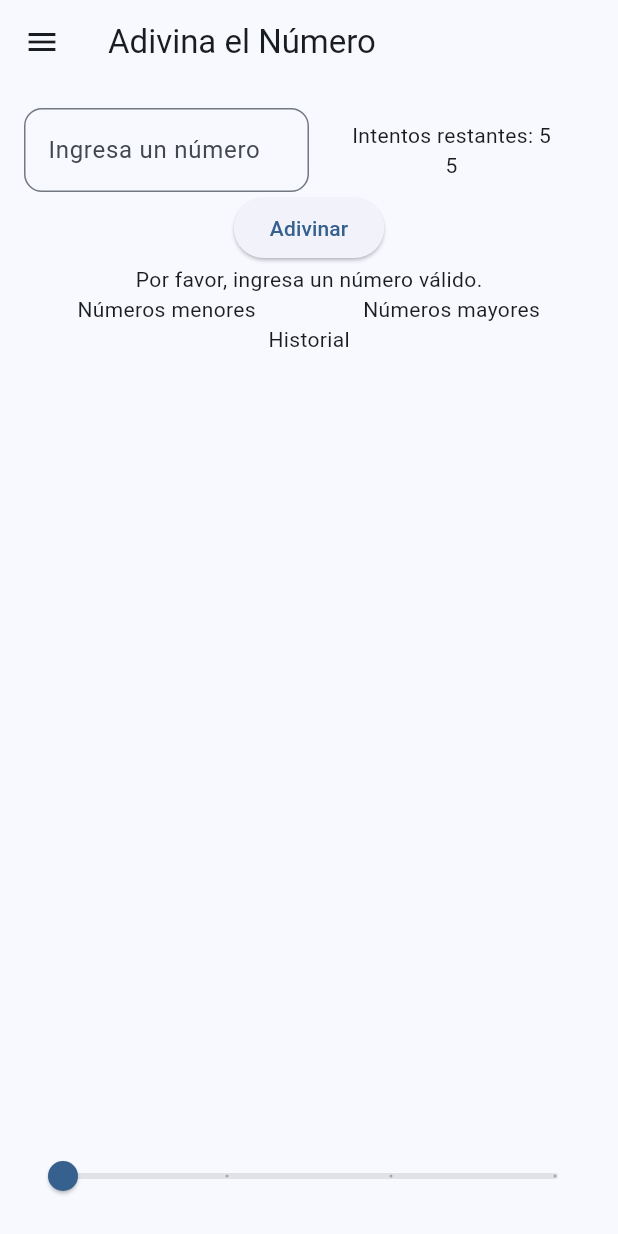
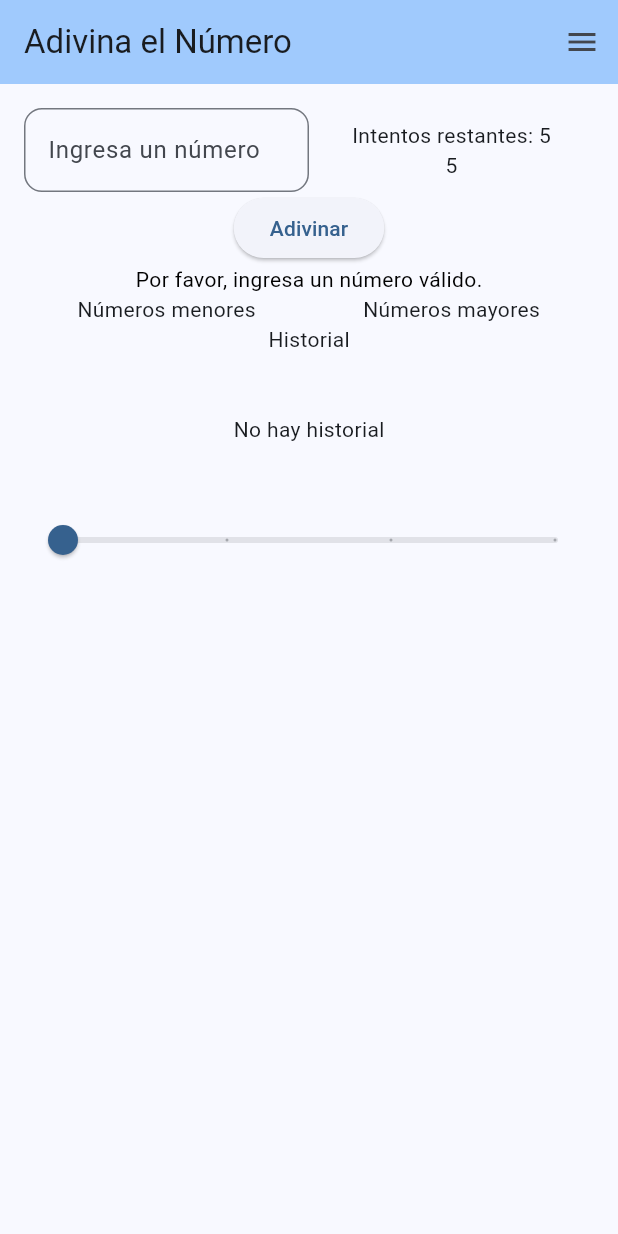
Before and after one commit to EmmanuelAVT9/GuessGameNumber, a Flutter app: the screen it shows after launch, after a tap on "Adivinar", on a phone screen of 412 x 824 dp. Run offline on Flutter 3.47's test engine with Material 3 defaults, Android fonts, the phone set to English and light mode, and no system bars.

```diff
--- a/lib/main.dart
+++ b/lib/main.dart
@@ -39,11 +39,17 @@ class _MyHomePageState extends State<MyHomePage> {
   late int _attemptsLeft;
   late int _maxNumber;
   late int _maxAttempts;
-  List<int> _history = [];
-  List<int> _greaterNumbers = [];
-  List<int> _lesserNumbers = [];
+  final List<int> _history = [];
+  //Lista que guarda numeros mayores
+  final List<int> _greaterNumbers = [];
+  //Lista que guarda numeros menores
+  final List<int> _lesserNumbers = [];
   String _message = '';
   double _difficulty = 0;
+
+  String _messageText = '';
+  Color _messageColor = Colors.black; // Color por defecto
+  //bool _showConfettiAnimation = false; // variable para controlar la animación de confeti
 
   @override
   void initState() {
@@ -77,6 +83,7 @@ class _MyHomePageState extends State<MyHomePage> {
     _greaterNumbers.clear();
     _lesserNumbers.clear();
     _message = '';
+    _messageText = '';
     _controller.clear();
   }
 
@@ -84,7 +91,8 @@ class _MyHomePageState extends State<MyHomePage> {
     int? guess = int.tryParse(_controller.text);
     if (guess == null) {
       setState(() {
-        _message = 'Por favor, ingresa un número válido.';
+        //_message = 'Por favor, ingresa un número válido.';
+        _messageText = 'Por favor, ingresa un número válido.';
       });
       return;
     }
@@ -92,15 +100,28 @@ class _MyHomePageState extends State<MyHomePage> {
     setState(() {
       _history.add(guess);
       _attemptsLeft--;
+      const Color successColor = Colors.green;
+      const Color failureColor = Colors.red;
+      const Color infoColor = Colors.blue;
 
       if (guess == _targetNumber) {
-        _message = '¡Felicidades! Adivinaste el número.';
+        _messageText = '¡Felicidades! Adivinaste el número.';
+        _messageColor = successColor;
+        //_showConfettiAnimation = true;
       } else if (_attemptsLeft == 0) {
-        _message = 'Lo siento, no te quedan intentos. El número era $_targetNumber.';
+        _messageText = 'Lo siento, no te quedan intentos. El número era $_targetNumber.';
+        _messageColor = failureColor;
+        //_showConfettiAnimation = false;
       } else if (guess < _targetNumber) {
-        _message = 'El número es mayor.';
+        _messageText = 'El número es mayor.';
+        _messageColor = failureColor;
+        //_showConfettiAnimation = false;
+        //_lesserNumbers.add(guess);
       } else {
-        _message = 'El número es menor.';
+        _messageText = 'El número es menor.';
+        _messageColor = failureColor;
+        //_showConfettiAnimation = false;
+        //_greaterNumbers.add(guess);
       }
     });
   }
@@ -109,13 +130,15 @@ class _MyHomePageState extends State<MyHomePage> {
   Widget build(BuildContext context) {
     return Scaffold(
       appBar: AppBar(
-        title: Text('Adivina el Número'),
+        backgroundColor: Theme.of(context).colorScheme.inversePrimary,
+        title: const Text('Adivina el Número'),
       ),
-      drawer: HamburgerMenu(),
+      endDrawer: HamburgerMenu(),
       body: Padding(
         padding: const EdgeInsets.all(16.0),
         child: Column(
           children: [
+            const SizedBox(width: 20),
             Row(
               children: [
                 Expanded(
@@ -144,17 +167,15 @@ class _MyHomePageState extends State<MyHomePage> {
                 ),
               ],
             ),
-            /**TextField(
-              controller: _controller,
-              keyboardType: TextInputType.number,
-              decoration: InputDecoration(labelText: 'Ingresa un número'),
-            ),**/
-            SizedBox(width: 20), // Espacio horizontal entre columnas
+            const SizedBox(width: 20), // Espacio horizontal entre columnas
             ElevatedButton(
               onPressed: _checkGuess,
               child: Text('Adivinar'),
             ),
-            Text(_message),
+            Text(
+              _messageText,
+              style: TextStyle(color: _messageColor),
+            ),
             const Row(
               children: [
                 Expanded(
@@ -173,8 +194,15 @@ class _MyHomePageState extends State<MyHomePage> {
                 ),
               ],
             ),
-            Text('Historial'),
-            Expanded(
+            const Text('Historial'),
+            _history.isEmpty
+                ? SizedBox(
+                  height: 100, // Altura mínima cuando el historial está vacío
+                    child: Center(
+                      child: Text('No hay historial'),
+              ),
+            )
+                : Expanded(
               child: ListView.builder(
                 itemCount: _history.length,
                 itemBuilder: (context, index) {
@@ -188,7 +216,7 @@ class _MyHomePageState extends State<MyHomePage> {
                           color: Colors.grey.withOpacity(0.5),
                           spreadRadius: 2,
                           blurRadius: 5,
-                          offset: Offset(0, 3), // Cambia la posición de la sombra
+                          offset: Offset(0, 3), // sombra card
                         ),
                       ],
                     ),
```
